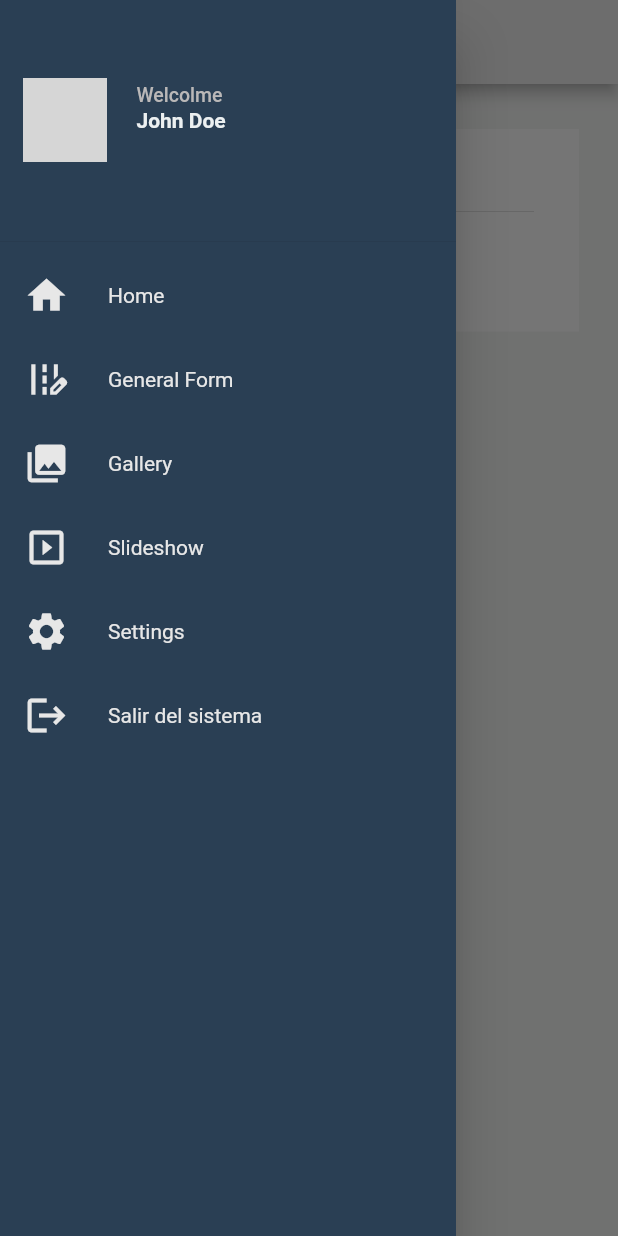
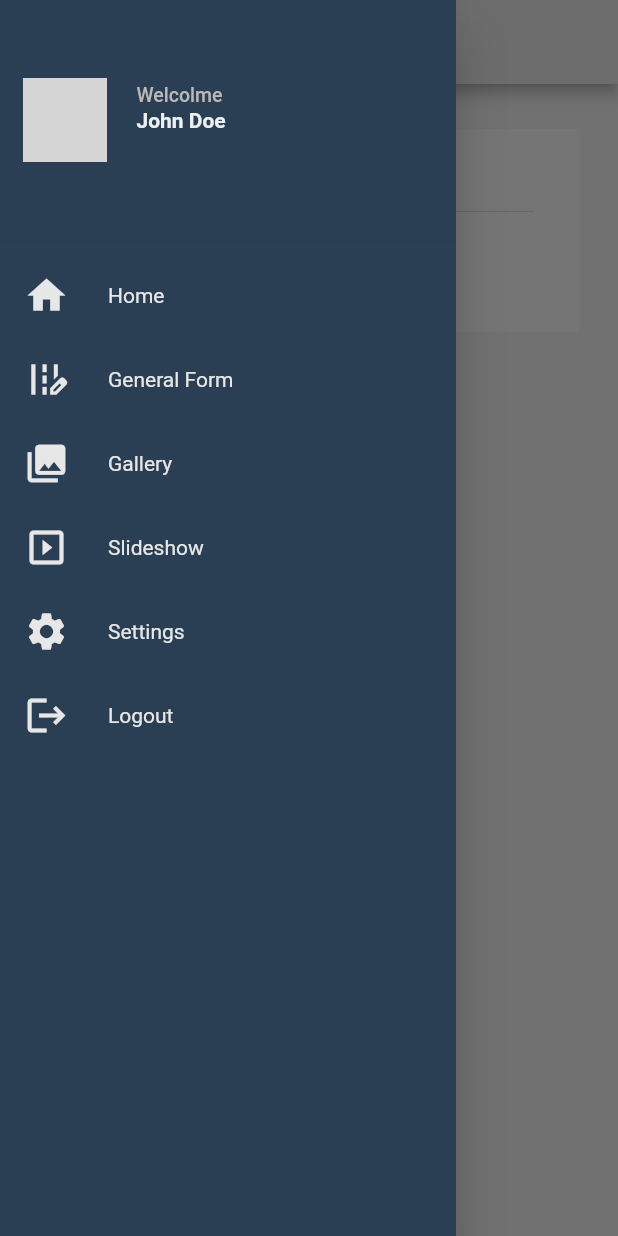
Before and after one commit to rjcalifornia/flutter_gentelella, a Flutter app: the AppScaffold screen opened directly, with the side drawer open, on a phone screen of 412 x 824 dp. Run offline on Flutter 3.47's test engine with Material 2 defaults, Android fonts, the phone set to English and light mode, and no system bars; network calls fail; Roboto replaces fonts that are missing (Quicksand); grey boxes are pictures that could not be loaded.

```diff
--- a/lib/widgets/app_drawer.dart
+++ b/lib/widgets/app_drawer.dart
@@ -186,7 +186,7 @@ class _AppDrawerState extends State<AppDrawer> with RouteAware {
                           child: ListTile(
                             leading: const Icon(Icons.logout),
                             title: const Text(
-                              "Salir del sistema",
+                              "Logout",
                             ),
                             onTap: () async {
                               Navigator.pushReplacementNamed(context, '/login');
```
Also changed, not shown: img/preview.png (added), 1 other file.
